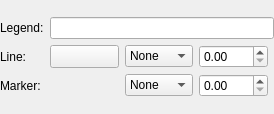
Qt form src/Mod/Fem/Gui/Resources/ui/PostLineplotFieldViewEdit.ui (southseact-3d/fcd) before a commit.
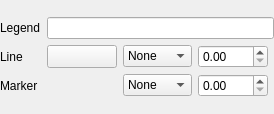
The same form after that commit.

Patch:
```diff
--- a/src/Mod/Fem/Gui/Resources/ui/PostLineplotFieldViewEdit.ui
+++ b/src/Mod/Fem/Gui/Resources/ui/PostLineplotFieldViewEdit.ui
@@ -31,7 +31,7 @@
      <item row="2" column="0">
       <widget class="QLabel" name="label_2">
        <property name="text">
-        <string>Marker:</string>
+        <string>Marker</string>
        </property>
       </widget>
      </item>
@@ -59,7 +59,7 @@
      <item row="0" column="0">
       <widget class="QLabel" name="label_5">
        <property name="text">
-        <string>Legend:</string>
+        <string>Legend</string>
        </property>
       </widget>
      </item>
@@ -84,7 +84,7 @@
      <item row="1" column="0">
       <widget class="QLabel" name="label_3">
        <property name="text">
-        <string>Line:</string>
+        <string>Line</string>
        </property>
       </widget>
      </item>
```
